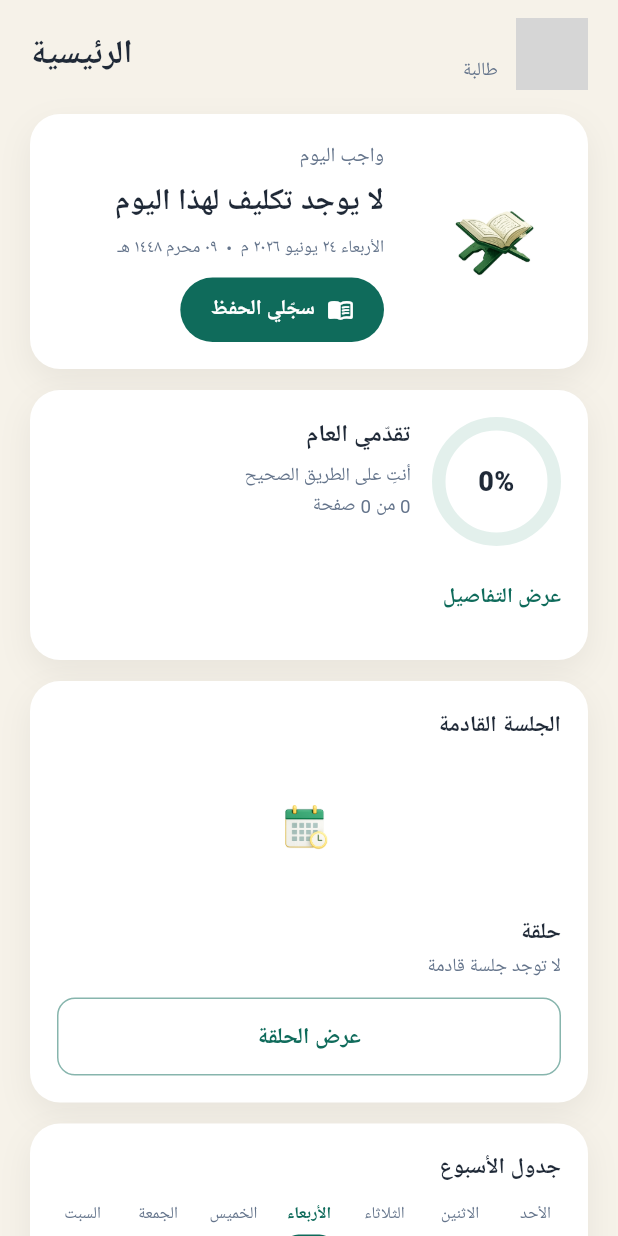
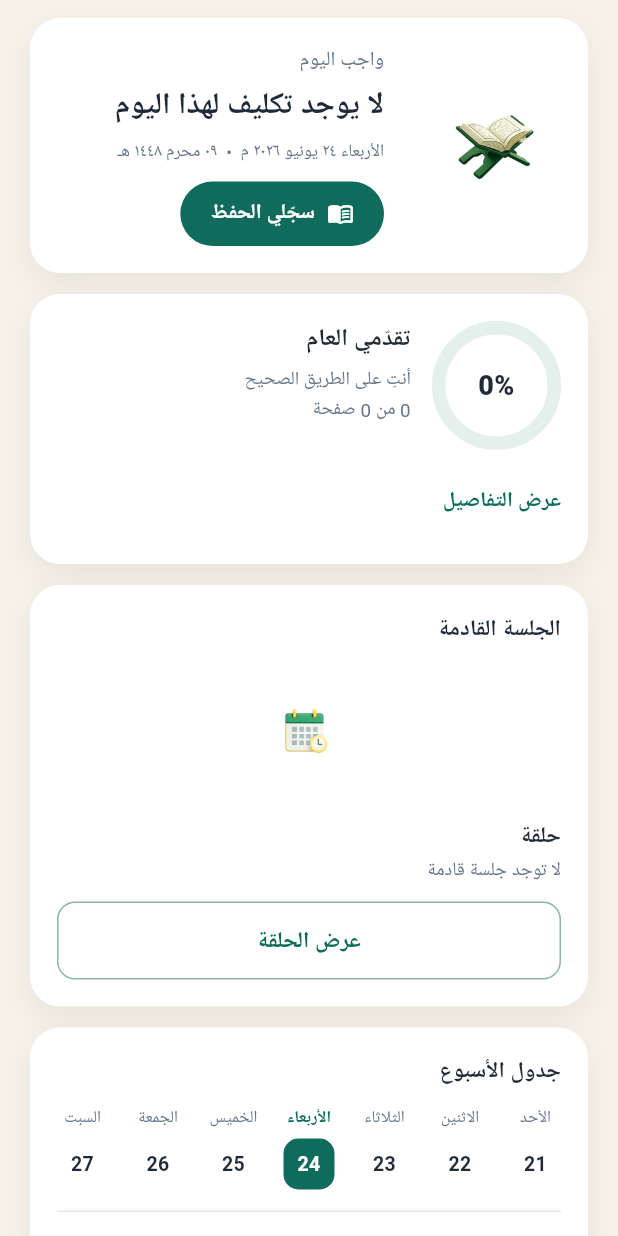
Before and after one commit to HibaChamkhi/Maqraa, a Flutter app: the StudentHomeTab widget shown alone on an empty page, opened directly with empty values, on a phone screen of 412 x 824 dp. Run offline on Flutter 3.47's test engine with Material 3 defaults, Android fonts, the phone set to English and light mode, and no system bars; our stand-ins replace bloc, cloud_firestore, dartz, equatable, firebase_auth, firebase_core and 14 more; missing offline and left inert: dart:html, http_interceptor, mobile_scanner; accounts and stored records are empty; Roboto replaces fonts that are missing (Tajawal); grey boxes are pictures that could not be loaded.

Commit message:
home: merge user info into single top bar (keep logo), drop duplicate dashboard header

```diff
--- a/lib/presentation/home/pages/student_home_page.dart
+++ b/lib/presentation/home/pages/student_home_page.dart
@@ -18,8 +18,6 @@ import '../../../domain/task/models/daily_task.dart';
 import '../../../domain/task/repositories/task_repository.dart';
 import '../../achievement/pages/achievement_page.dart';
 import '../../circle/pages/circles_list_page.dart';
-import '../../notification/pages/notifications_page.dart';
-import '../../profile/pages/profile_page.dart';
 import '../../progress/pages/my_progress_page.dart';
 import '../../reminder/pages/reminder_settings_page.dart';
 import '../../task/pages/today_task_page.dart';
@@ -148,8 +146,6 @@ class StudentHomeTabState extends State<StudentHomeTab> {
     return Column(
       crossAxisAlignment: CrossAxisAlignment.stretch,
       children: [
-        _header(),
-        const SizedBox(height: 18),
         IntrinsicHeight(
           child: Row(
             crossAxisAlignment: CrossAxisAlignment.stretch,
@@ -183,8 +179,6 @@ class StudentHomeTabState extends State<StudentHomeTab> {
     return Column(
       crossAxisAlignment: CrossAxisAlignment.stretch,
       children: [
-        _header(),
-        const SizedBox(height: 16),
         _todayCard(d),
         const SizedBox(height: 14),
         _progressCard(d.progress),
@@ -196,47 +190,6 @@ class StudentHomeTabState extends State<StudentHomeTab> {
         _remindersCard(d.upcoming),
         const SizedBox(height: 14),
         _achievementsCard(d.achievement),
-      ],
-    );
-  }
-
-  // ── header ─────────────────────────────────────────────────
-
-  Widget _header() {
-    final u = widget.user;
-    return Row(
-      children: [
-        GestureDetector(
-          onTap: () => _open(const ProfilePage()),
-          child: CircleAvatar(
-            radius: 24,
-            backgroundColor: AppColors.sky,
-            backgroundImage:
-                u.photoUrl != null ? NetworkImage(u.photoUrl!) : null,
-            child: u.photoUrl == null
-                ? const Icon(Icons.person, color: _green)
-                : null,
-          ),
-        ),
-        const SizedBox(width: 12),
-        Column(
-          crossAxisAlignment: CrossAxisAlignment.start,
-          children: [
-            Text(u.name,
-                style: const TextStyle(
-                    fontSize: 16,
-                    fontWeight: FontWeight.w800,
-                    color: AppColors.ink)),
-            const Text('طالبة',
-                style: TextStyle(fontSize: 12.5, color: AppColors.textMuted)),
-          ],
-        ),
-        const Spacer(),
-        const Text('الرئيسية',
-            style: TextStyle(
-                fontSize: 22,
-                fontWeight: FontWeight.w800,
-                color: AppColors.ink)),
       ],
     );
   }
```
Also changed, not shown: lib/presentation/home/pages/home_page.dart (+62 -40 lines), lib/presentation/home/pages/teacher_overview_page.dart (+0 -39 lines).
